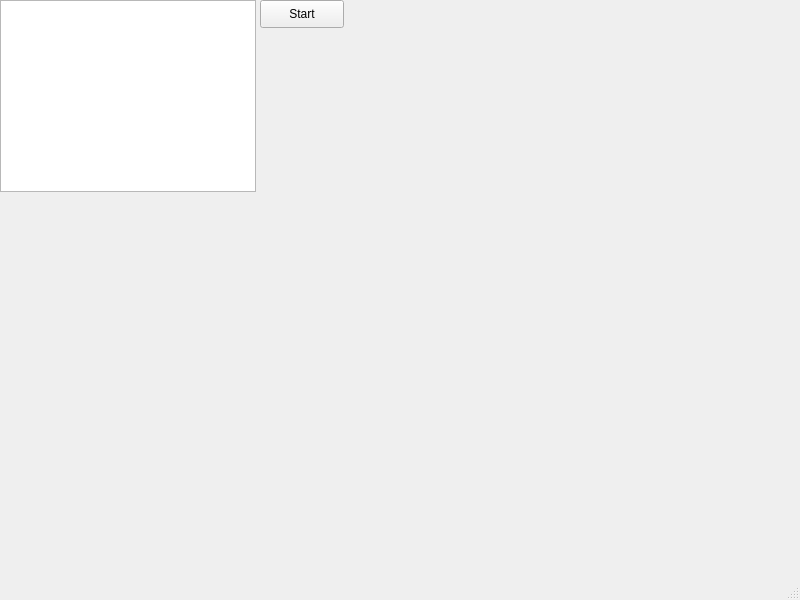
This is Game/simplegamewindow.ui in Kataya42/OHJ_3 as Qt 5 draws it before an edit. The edited form follows.
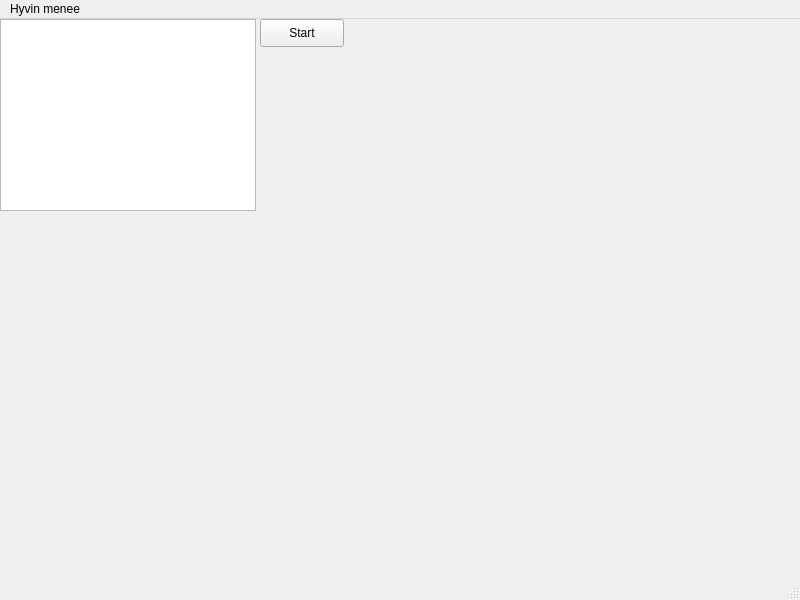
This is the edited form.

```diff
--- a/Game/simplegamewindow.ui
+++ b/Game/simplegamewindow.ui
@@ -65,6 +65,12 @@
      <height>25</height>
     </rect>
    </property>
+   <widget class="QMenu" name="menuHyvin_menee">
+    <property name="title">
+     <string>Hyvin menee</string>
+    </property>
+   </widget>
+   <addaction name="menuHyvin_menee"/>
   </widget>
   <widget class="QStatusBar" name="statusbar"/>
  </widget>
```
